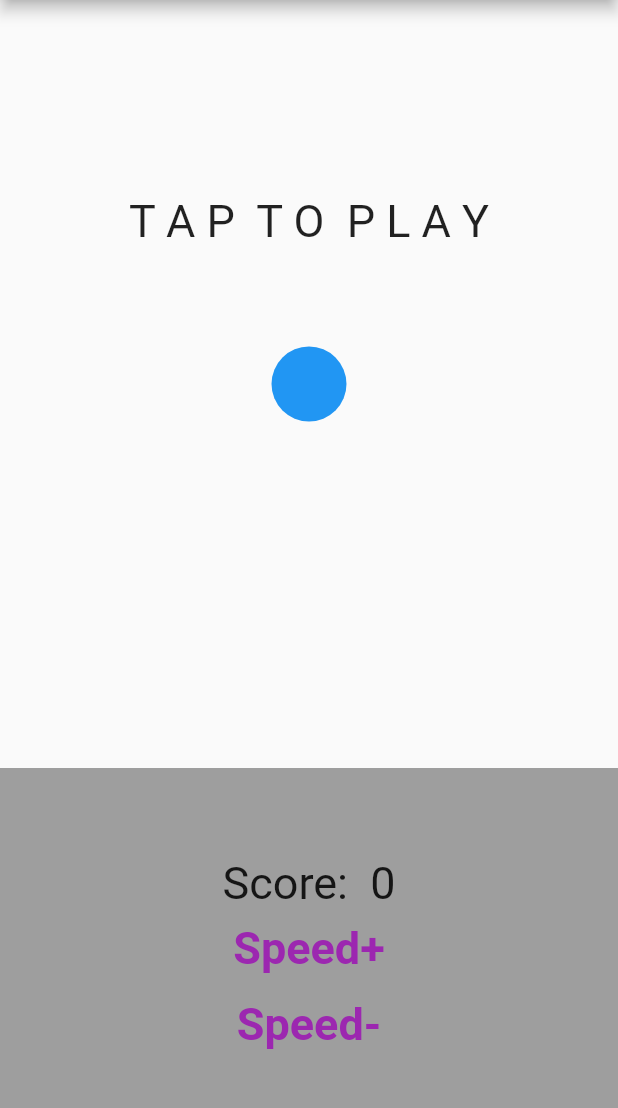
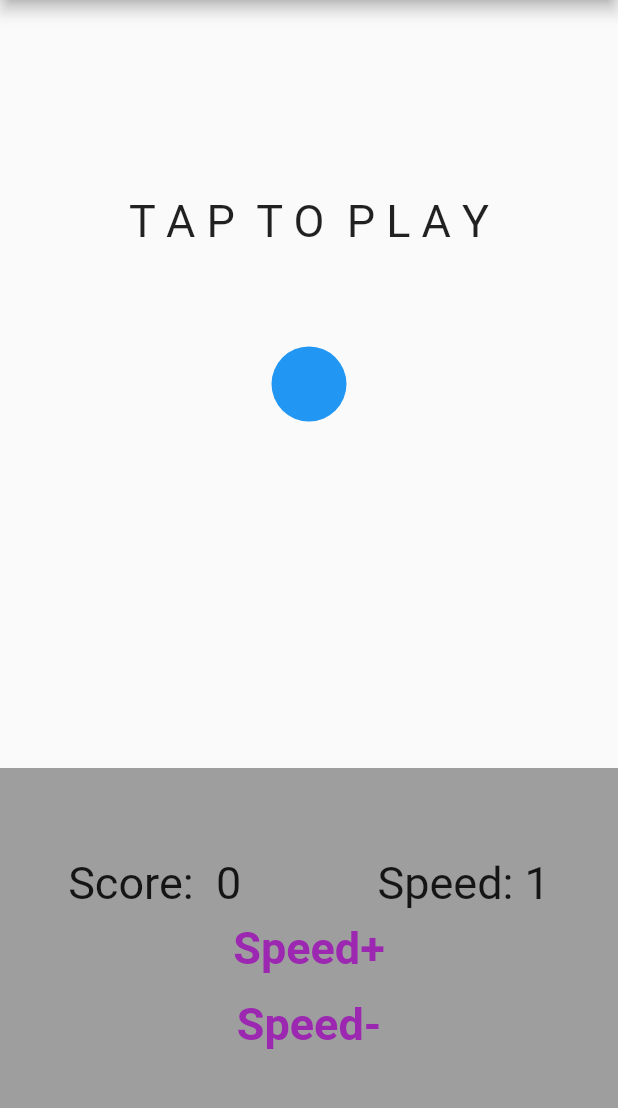
Before and after one commit to Rimbo537/falling_ball, a Flutter app: the screen it shows after launch, on a phone screen of 412 x 824 dp, the part 84-1192 px from its top. Run offline on Flutter 3.47's test engine with Material 2 defaults, Android fonts, the phone set to English and light mode, and no system bars.

Commit message:
first commit

```diff
--- a/lib/ui/widgets/main/components/score_widget.dart
+++ b/lib/ui/widgets/main/components/score_widget.dart
@@ -9,8 +9,10 @@ class ScoreWidget extends StatelessWidget {
     required this.tapCount,
     required this.onPressedFast,
     required this.onPressedSlow,
+    required this.speed,
   });
   final int tapCount;
+  final int speed;
   final VoidCallback onPressedFast;
   final VoidCallback onPressedSlow;
 
@@ -23,9 +25,19 @@ class ScoreWidget extends StatelessWidget {
         child: Column(
           mainAxisAlignment: MainAxisAlignment.center,
           children: [
-            Text(
-              '${AppStrings.score} $tapCount',
-              style: AppStyles.main,
+            Row(mainAxisAlignment: MainAxisAlignment.spaceAround,
+              children: [
+                Text(
+                  '${AppStrings.score} $tapCount',
+                  style: AppStyles.main,
+                ),
+                Text(
+                  'Speed: $speed',
+                  style: AppStyles.main,textWidthBasis: TextWidthBasis.parent,
+                  maxLines: 1,
+                  overflow: TextOverflow.ellipsis,
+                ),
+              ],
             ),
             TextButton(
                 onPressed: onPressedFast,
--- a/lib/ui/widgets/main/main.dart
+++ b/lib/ui/widgets/main/main.dart
@@ -24,6 +24,7 @@ class _MainWidgetState extends State<MainWidget> {
   bool counter = true; // вкл/откл счетчика
   bool failGame = false; // // Отображение надписи Fail
   bool isRestart = false;
+  int speed = 1;
 
   @override
   Widget build(BuildContext context) {
@@ -61,15 +62,18 @@ class _MainWidgetState extends State<MainWidget> {
             ),
           ),
           ScoreWidget(
+            speed: speed,
             tapCount: tapCount,
             onPressedFast: () {
               setState(() {
                 ballSpeed += 0.01;
+                speed += 1;
               });
             },
             onPressedSlow: () {
               setState(() {
                 ballSpeed -= 0.01;
+                speed -= 1;
               });
             },
           ),
```
